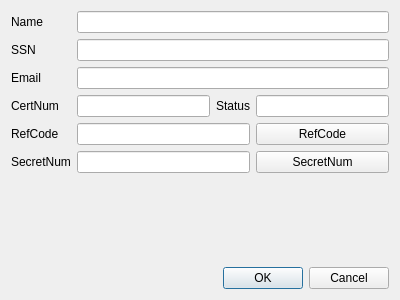
jykim74/CertMan, file CAMan/user_dlg.ui: the form before one commit.
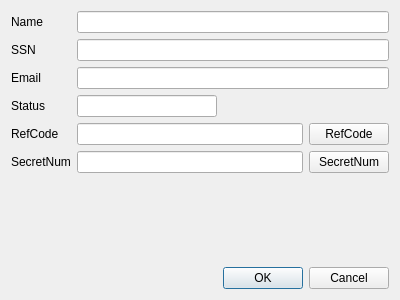
The form after the commit.

What changed in the file:
```diff
--- a/CAMan/user_dlg.ui
+++ b/CAMan/user_dlg.ui
@@ -28,16 +28,6 @@
      </property>
     </widget>
    </item>
-   <item row="3" column="2">
-    <widget class="QLabel" name="label_5">
-     <property name="text">
-      <string>Status</string>
-     </property>
-    </widget>
-   </item>
-   <item row="3" column="1">
-    <widget class="QLineEdit" name="mCertNumText"/>
-   </item>
    <item row="7" column="1">
     <spacer name="verticalSpacer">
      <property name="orientation">
@@ -51,13 +41,6 @@
      </property>
     </spacer>
    </item>
-   <item row="3" column="0">
-    <widget class="QLabel" name="label_4">
-     <property name="text">
-      <string>CertNum</string>
-     </property>
-    </widget>
-   </item>
    <item row="1" column="0">
     <widget class="QLabel" name="label_2">
      <property name="text">
@@ -79,9 +62,6 @@
      </property>
     </widget>
    </item>
-   <item row="3" column="3">
-    <widget class="QLineEdit" name="mStatusText"/>
-   </item>
    <item row="5" column="3">
     <widget class="QPushButton" name="mRefCodeBtn">
      <property name="text">
@@ -121,6 +101,16 @@
      </property>
     </widget>
    </item>
+   <item row="3" column="0">
+    <widget class="QLabel" name="label_5">
+     <property name="text">
+      <string>Status</string>
+     </property>
+    </widget>
+   </item>
+   <item row="3" column="1">
+    <widget class="QLineEdit" name="mStatusText"/>
+   </item>
   </layout>
  </widget>
  <resources/>
```
